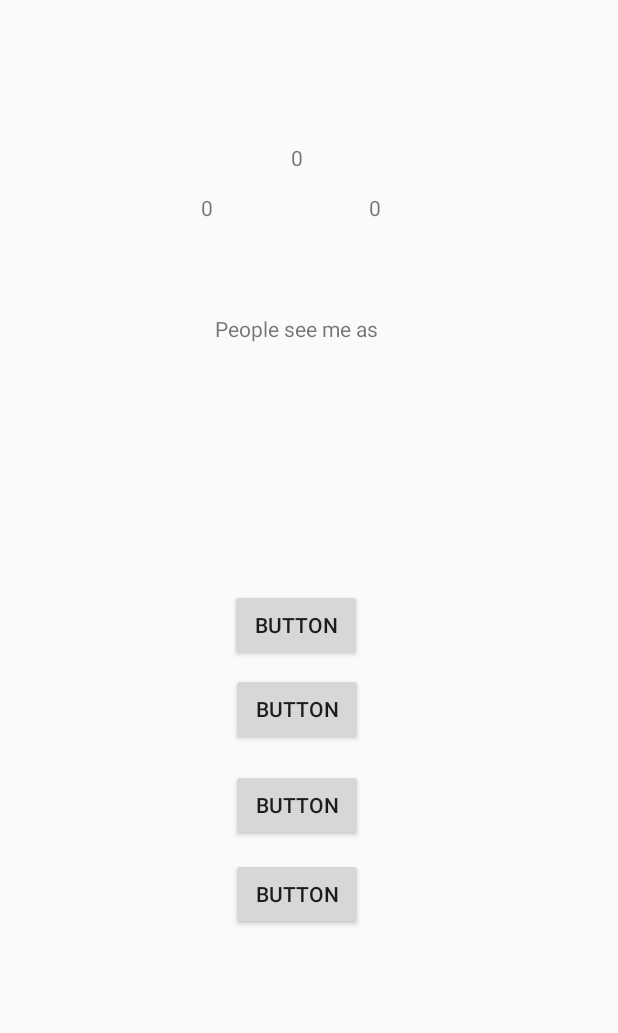
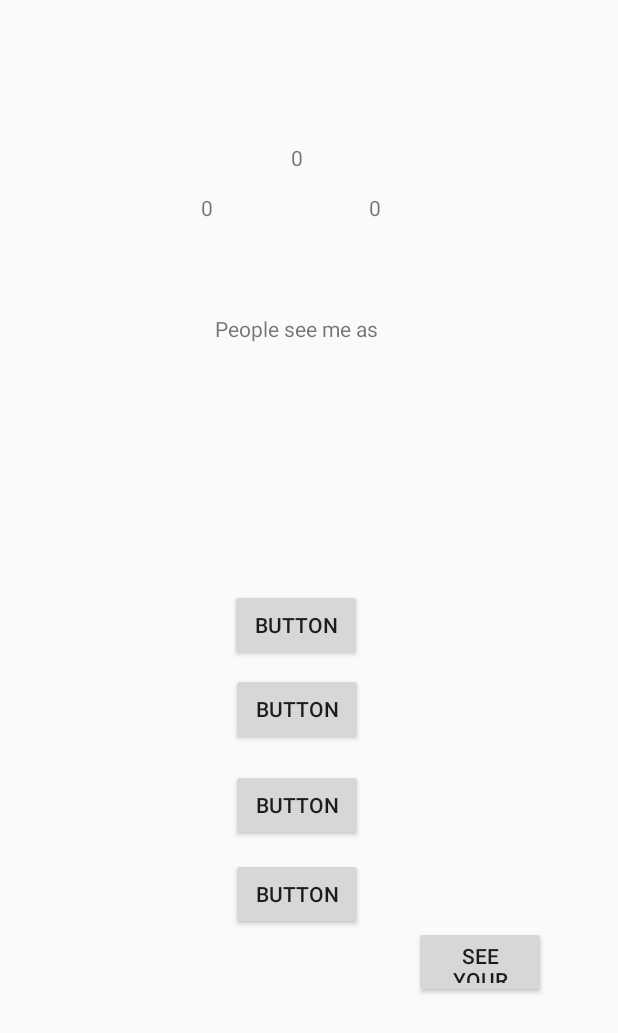
Before and after one commit to cindyhn/UniverCityApp, an Android app: the layout activity_quiz.xml on its own in the app's theme, with its tools: preview values and no code run, on a phone screen of 412 x 824 dp. Shown: the top 1033 px of the screen. Run offline under Robolectric (Android 15) with nearby library versions, the phone set to English and light mode, and no system bars.

Commit message:
Merged Ajay and Cindy's changes.

```diff
--- a/app/src/main/java/com/example/univercityapp/QuestionLibrary.java
+++ b/app/src/main/java/com/example/univercityapp/QuestionLibrary.java
@@ -11,6 +11,7 @@ public class QuestionLibrary {
             "placeholder question 6",
             "placeholder question 7",
             "placeholder question 8",
+            "Click Finish page"
 
 
     };
@@ -24,6 +25,7 @@ public class QuestionLibrary {
             {"okkati", "rendu", "murru", "nallu"},
             {"onnu", "rende", "munne", "nalle"},
             {"eek", "do", "deen", "jar"},
+
 
 
     };
--- a/app/src/main/java/com/example/univercityapp/QuizActivity.java
+++ b/app/src/main/java/com/example/univercityapp/QuizActivity.java
@@ -1,5 +1,6 @@
 package com.example.univercityapp;
 
+import android.content.Intent;
 import android.support.v7.app.AppCompatActivity;
 import android.os.Bundle;
 import android.view.View;
@@ -199,4 +200,9 @@ public class QuizActivity extends AppCompatActivity {
 
     }
 
+    public void launchPostQuizScreen(View v) {
+        Intent myIntent = new Intent(getBaseContext(), PostQuizActivity.class);
+        startActivity(myIntent);
+    }
+
 }
--- a/app/src/main/res/layout/activity_quiz.xml
+++ b/app/src/main/res/layout/activity_quiz.xml
@@ -127,6 +127,21 @@
                 app:layout_constraintTop_toTopOf="parent"
                 app:layout_constraintVertical_bias="0.695" />
 
+            <Button
+                android:id="@+id/btQuizFinish"
+                android:layout_width="88dp"
+                android:layout_height="48dp"
+                android:layout_marginStart="276dp"
+                android:layout_marginTop="632dp"
+                android:layout_marginEnd="31dp"
+                android:layout_marginBottom="65dp"
+                android:onClick="launchPostQuizScreen"
+                android:text="See your Results"
+                app:layout_constraintBottom_toBottomOf="parent"
+                app:layout_constraintEnd_toEndOf="parent"
+                app:layout_constraintStart_toStartOf="parent"
+                app:layout_constraintTop_toTopOf="parent" />
+
         </android.support.constraint.ConstraintLayout>
     </LinearLayout>
 </android.support.constraint.ConstraintLayout>
```
Also changed, not shown: app/src/main/AndroidManifest.xml (+12 -9 lines), app/src/main/java/com/example/univercityapp/Global.java (added, +8 -0 lines), app/src/main/java/com/example/univercityapp/PostQuizActivity.java (added, +37 -0 lines), app/src/main/java/com/example/univercityapp/WelcomeActivity.java (added, +26 -0 lines), app/src/main/res/layout/activity_post_quiz.xml (added, +35 -0 lines), app/src/main/res/layout/activity_welcome.xml (added, +32 -0 lines), app/src/main/res/values/strings.xml (indentation only).
